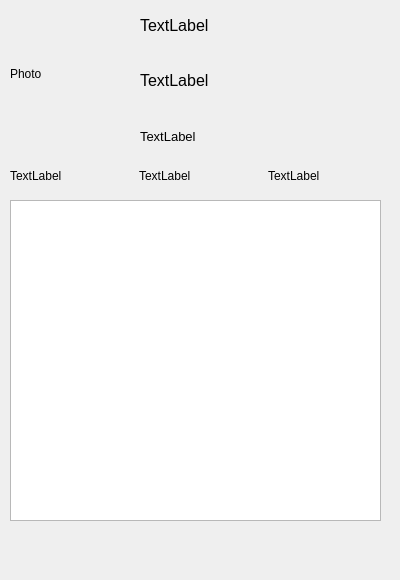
Old version of the form userdetails.ui in the repository unix-admin/ita_cource.
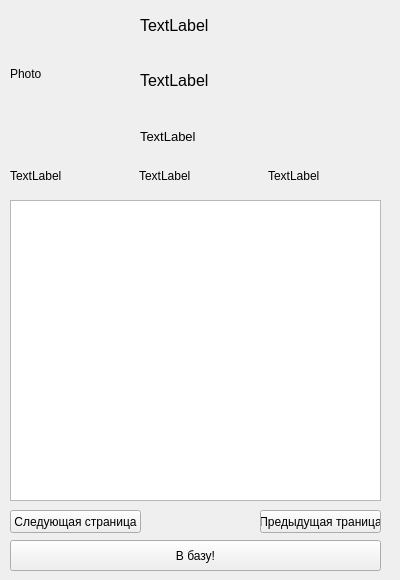
New version of the form.

Commit message: add insert users, settings to database

Diff of the .ui file:
```diff
--- a/userdetails.ui
+++ b/userdetails.ui
@@ -50,7 +50,7 @@
      <x>10</x>
      <y>200</y>
      <width>371</width>
-     <height>321</height>
+     <height>301</height>
     </rect>
    </property>
    <property name="font">
@@ -155,6 +155,45 @@
     </item>
    </layout>
   </widget>
+  <widget class="QPushButton" name="buttonNext">
+   <property name="geometry">
+    <rect>
+     <x>10</x>
+     <y>510</y>
+     <width>131</width>
+     <height>23</height>
+    </rect>
+   </property>
+   <property name="text">
+    <string>Следующая страница</string>
+   </property>
+  </widget>
+  <widget class="QPushButton" name="buttonPrevious">
+   <property name="geometry">
+    <rect>
+     <x>260</x>
+     <y>510</y>
+     <width>121</width>
+     <height>23</height>
+    </rect>
+   </property>
+   <property name="text">
+    <string>Предыдущая траница</string>
+   </property>
+  </widget>
+  <widget class="QPushButton" name="buttonToDatabase">
+   <property name="geometry">
+    <rect>
+     <x>10</x>
+     <y>540</y>
+     <width>371</width>
+     <height>31</height>
+    </rect>
+   </property>
+   <property name="text">
+    <string>В базу!</string>
+   </property>
+  </widget>
  </widget>
  <resources/>
  <connections/>
```
The commit also changes 20 other files.
